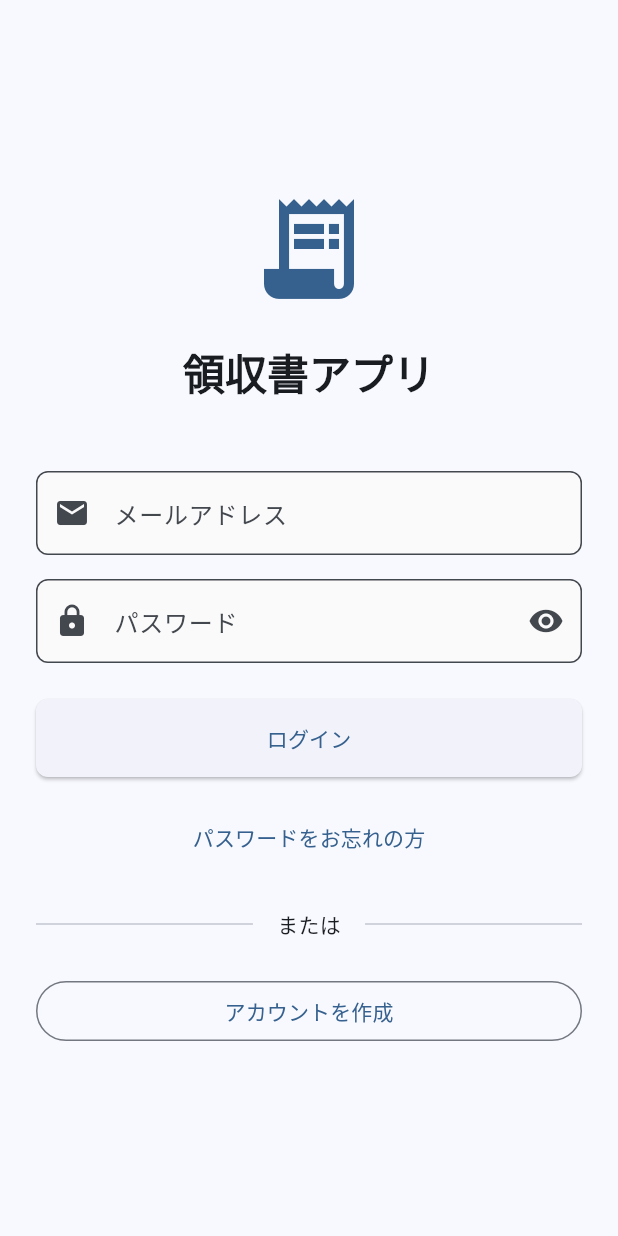
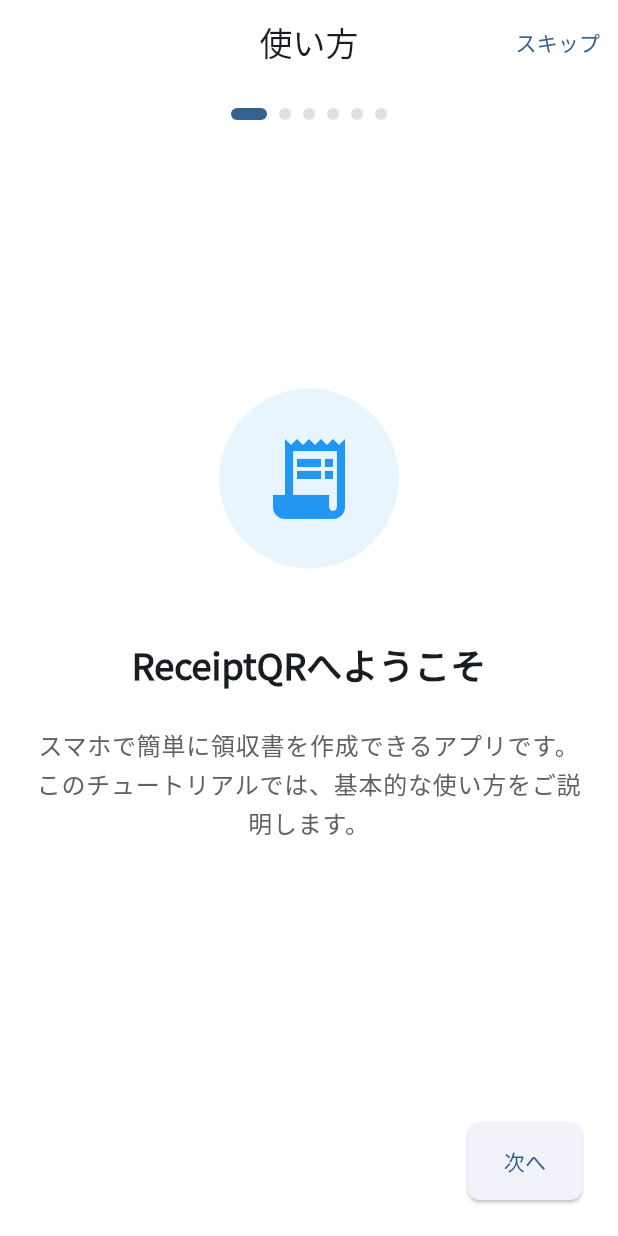
Before and after one commit to ay01sec/receipt_app, a Flutter app: the screen it shows after launch, on a phone screen of 412 x 824 dp. Run offline on Flutter 3.47's test engine with Material 3 defaults, Android fonts, the phone set to English and light mode, and no system bars; our stand-ins replace cloud_firestore, firebase_auth, firebase_core, firebase_storage, flutter_dotenv, flutter_markdown and 6 more; missing offline and left inert: purchases_flutter, syncfusion_flutter_pdfviewer; accounts and stored records are empty.

Commit message:
Add tutorial screen with first-launch detection
Implemented comprehensive tutorial/onboarding flow:

1. Tutorial Screen (lib/screens/tutorial/tutorial_screen.dart):
   - 6-page interactive tutorial with PageView
   - Pages cover:
     * Welcome and app introduction
     * Store information setup
     * Receipt creation process
     * PDF and QR code features
     * Premium plan details
     * Completion
   - Swipe navigation with page indicators
   - Skip button for experienced users
   - Back/Next navigation buttons

2. First Launch Detection (lib/main.dart):
   - Added SharedPreferences for first-launch tracking
   - Modified AuthWrapper to StatefulWidget
   - Check 'has_seen_tutorial' flag on app start
   - Display tutorial before login screen on first launch
   - Mark tutorial as seen after completion
   - Seamless transition to login screen after tutorial

3. Settings Integration (lib/screens/settings/settings_screen.dart):
   - Added "Help & Support" section
   - "How to Use" button to access tutorial anytime
   - Organized sections: Help, Legal Documents

4. Dependencies:
   - Added shared_preferences: ^2.2.2 to pubspec.yaml

Features:
- First-time users see tutorial before login
- Tutorial explains all major features with icons and descriptions
- Users can skip tutorial if desired
- Tutorial accessible from Settings at any time
- Clean, intuitive UI with Material Design 3

This ensures new users understand how to use the app before starting.

```diff
--- a/lib/main.dart
+++ b/lib/main.dart
@@ -2,12 +2,14 @@ import 'package:flutter/material.dart';
 import 'package:firebase_core/firebase_core.dart';
 import 'package:flutter_riverpod/flutter_riverpod.dart';
 import 'package:flutter_dotenv/flutter_dotenv.dart';
+import 'package:shared_preferences/shared_preferences.dart';
 import 'firebase_options.dart';
 import 'utils/constants.dart';
 import 'providers/auth_provider.dart';
 import 'screens/auth/login_screen.dart';
 import 'screens/main_navigation.dart';
 import 'screens/subscription/subscription_screen.dart';
+import 'screens/tutorial/tutorial_screen.dart';
 import 'services/revenue_cat_service.dart';
 
 void main() async {
@@ -108,11 +110,51 @@ class MyApp extends ConsumerWidget {
 }
 
 /// 認証状態に応じて画面を切り替えるラッパー
-class AuthWrapper extends ConsumerWidget {
+class AuthWrapper extends ConsumerStatefulWidget {
   const AuthWrapper({super.key});
 
   @override
-  Widget build(BuildContext context, WidgetRef ref) {
+  ConsumerState<AuthWrapper> createState() => _AuthWrapperState();
+}
+
+class _AuthWrapperState extends ConsumerState<AuthWrapper> {
+  bool _isFirstLaunch = true;
+  bool _isCheckingFirstLaunch = true;
+
+  @override
+  void initState() {
+    super.initState();
+    _checkFirstLaunch();
+  }
+
+  /// 初回起動かどうかをチェック
+  Future<void> _checkFirstLaunch() async {
+    final prefs = await SharedPreferences.getInstance();
+    final hasSeenTutorial = prefs.getBool('has_seen_tutorial') ?? false;
+
+    setState(() {
+      _isFirstLaunch = !hasSeenTutorial;
+      _isCheckingFirstLaunch = false;
+    });
+  }
+
+  /// チュートリアル完了時の処理
+  Future<void> _onTutorialComplete() async {
+    final prefs = await SharedPreferences.getInstance();
+    await prefs.setBool('has_seen_tutorial', true);
+
+    setState(() {
+      _isFirstLaunch = false;
+    });
+  }
+
+  @override
+  Widget build(BuildContext context) {
+    // 初回起動チェック中はスプラッシュ表示
+    if (_isCheckingFirstLaunch) {
+      return const SplashScreen();
+    }
+
     final authState = ref.watch(authStateProvider);
 
     return authState.when(
@@ -145,7 +187,14 @@ class AuthWrapper extends ConsumerWidget {
             },
           );
         } else {
-          // 未ログイン - ログイン画面を表示
+          // 未ログイン - 初回起動時はチュートリアル表示
+          if (_isFirstLaunch) {
+            return TutorialScreen(
+              onComplete: _onTutorialComplete,
+            );
+          }
+
+          // 2回目以降はログイン画面を表示
           return const LoginScreen();
         }
       },
--- a/lib/screens/settings/settings_screen.dart
+++ b/lib/screens/settings/settings_screen.dart
@@ -8,6 +8,7 @@ import '../../utils/constants.dart';
 import '../../utils/validators.dart';
 import '../subscription/subscription_screen.dart';
 import '../legal/legal_document_screen.dart';
+import '../tutorial/tutorial_screen.dart';
 
 class SettingsScreen extends ConsumerStatefulWidget {
   const SettingsScreen({super.key});
@@ -373,6 +374,34 @@ class _SettingsScreenState extends ConsumerState<SettingsScreen> {
                   const Divider(),
                   const SizedBox(height: UIConstants.paddingSmall),
 
+                  // ヘルプ・サポートセクション
+                  const Text(
+                    'ヘルプ・サポート',
+                    style: TextStyle(
+                      fontSize: 16,
+                      fontWeight: FontWeight.bold,
+                      color: Colors.grey,
+                    ),
+                  ),
+                  const SizedBox(height: UIConstants.paddingSmall),
+
+                  // 使い方（チュートリアル）
+                  TextButton.icon(
+                    onPressed: () {
+                      Navigator.of(context).push(
+                        MaterialPageRoute(
+                          builder: (context) => const TutorialScreen(),
+                        ),
+                      );
+                    },
+                    icon: const Icon(Icons.help_outline),
+                    label: const Text('使い方'),
+                  ),
+
+                  const SizedBox(height: UIConstants.paddingMedium),
+                  const Divider(),
+                  const SizedBox(height: UIConstants.paddingSmall),
+
                   // 法的文書セクション
                   const Text(
                     '法的文書',
--- /dev/null
+++ b/lib/screens/tutorial/tutorial_screen.dart
@@ -0,0 +1,277 @@
+import 'package:flutter/material.dart';
+import '../../utils/constants.dart';
+
+/// チュートリアル画面
+class TutorialScreen extends StatefulWidget {
+  /// 完了時のコールバック（オプション）
+  final VoidCallback? onComplete;
+
+  const TutorialScreen({
+    super.key,
+    this.onComplete,
+  });
+
+  @override
+  State<TutorialScreen> createState() => _TutorialScreenState();
+}
+
+class _TutorialScreenState extends State<TutorialScreen> {
+  final PageController _pageController = PageController();
+  int _currentPage = 0;
+
+  final List<_TutorialPage> _pages = [
+    _TutorialPage(
+      title: 'ReceiptQRへようこそ',
+      description: 'スマホで簡単に領収書を作成できるアプリです。\n'
+          'このチュートリアルでは、基本的な使い方をご説明します。',
+      icon: Icons.receipt_long,
+      iconColor: Colors.blue,
+    ),
+    _TutorialPage(
+      title: '1. 店舗情報を登録',
+      description: '最初に設定画面から店舗情報を登録しましょう。\n\n'
+          '• 店舗名\n'
+          '• 住所\n'
+          '• 電話番号\n'
+          '• インボイス番号\n'
+          '• 店舗印鑑画像（オプション）\n\n'
+          'これらの情報は領収書に自動的に印字されます。',
+      icon: Icons.store,
+      iconColor: Colors.green,
+    ),
+    _TutorialPage(
+      title: '2. 領収書を作成',
+      description: 'ホーム画面の「+」ボタンから領収書を作成できます。\n\n'
+          '必要な情報：\n'
+          '• 宛名（受取人名）\n'
+          '• 金額\n'
+          '• 但し書き\n'
+          '• 税率（8%または10%）\n\n'
+          '入力後、「作成」ボタンでPDFが自動生成されます。',
+      icon: Icons.edit_document,
+      iconColor: Colors.orange,
+    ),
+    _TutorialPage(
+      title: '3. PDFとQRコード',
+      description: '作成された領収書はPDF形式で保存されます。\n\n'
+          'QRコードをスキャンすると、PDF URLに直接アクセスできます。\n\n'
+          '• 共有ボタンでメールやLINEで送信\n'
+          '• ダウンロードして印刷\n'
+          '• クラウドに自動保存',
+      icon: Icons.qr_code_2,
+      iconColor: Colors.purple,
+    ),
+    _TutorialPage(
+      title: '4. プレミアムプラン',
+      description: 'プレミアムプランで全機能をご利用いただけます。\n\n'
+          '• 3日間無料トライアル\n'
+          '• 月額プラン: ¥500/月\n'
+          '• 年額プラン: ¥5,000/年（2ヶ月分お得）\n\n'
+          '設定画面の「プレミアムプラン」から登録できます。',
+      icon: Icons.workspace_premium,
+      iconColor: Colors.amber,
+    ),
+    _TutorialPage(
+      title: '準備完了！',
+      description: '以上でチュートリアルは終了です。\n\n'
+          '設定画面の「使い方」からいつでもこのチュートリアルを確認できます。\n\n'
+          'それでは、領収書作成を始めましょう！',
+      icon: Icons.check_circle,
+      iconColor: Colors.green,
+    ),
+  ];
+
+  @override
+  void dispose() {
+    _pageController.dispose();
+    super.dispose();
+  }
+
+  void _nextPage() {
+    if (_currentPage < _pages.length - 1) {
+      _pageController.nextPage(
+        duration: const Duration(milliseconds: 300),
+        curve: Curves.easeInOut,
+      );
+    } else {
+      _complete();
+    }
+  }
+
+  void _previousPage() {
+    if (_currentPage > 0) {
+      _pageController.previousPage(
+        duration: const Duration(milliseconds: 300),
+        curve: Curves.easeInOut,
+      );
+    }
+  }
+
+  void _complete() {
+    if (widget.onComplete != null) {
+      widget.onComplete!();
+    } else {
+      Navigator.of(context).pop();
+    }
+  }
+
+  @override
+  Widget build(BuildContext context) {
+    return Scaffold(
+      backgroundColor: Colors.white,
+      appBar: AppBar(
+        title: const Text('使い方'),
+        backgroundColor: Colors.white,
+        elevation: 0,
+        actions: [
+          TextButton(
+            onPressed: _complete,
+            child: const Text('スキップ'),
+          ),
+        ],
+      ),
+      body: Column(
+        children: [
+          // ページインジケーター
+          Padding(
+            padding: const EdgeInsets.symmetric(
+              horizontal: UIConstants.paddingLarge,
+              vertical: UIConstants.paddingMedium,
+            ),
+            child: Row(
+              mainAxisAlignment: MainAxisAlignment.center,
+              children: List.generate(
+                _pages.length,
+                (index) => Container(
+                  margin: const EdgeInsets.symmetric(horizontal: 4),
+                  width: _currentPage == index ? 24 : 8,
+                  height: 8,
+                  decoration: BoxDecoration(
+                    color: _currentPage == index
+                        ? Theme.of(context).colorScheme.primary
+                        : Colors.grey.shade300,
+                    borderRadius: BorderRadius.circular(4),
+                  ),
+                ),
+              ),
+            ),
+          ),
+
+          // ページビュー
+          Expanded(
+            child: PageView.builder(
+              controller: _pageController,
+              onPageChanged: (index) {
+                setState(() {
+                  _currentPage = index;
+                });
+              },
+              itemCount: _pages.length,
+              itemBuilder: (context, index) {
+                final page = _pages[index];
+                return _TutorialPageView(page: page);
+              },
+            ),
+          ),
+
+          // ナビゲーションボタン
+          Padding(
+            padding: const EdgeInsets.all(UIConstants.paddingLarge),
+            child: Row(
+              mainAxisAlignment: MainAxisAlignment.spaceBetween,
+              children: [
+                // 戻るボタン
+                if (_currentPage > 0)
+                  OutlinedButton(
+                    onPressed: _previousPage,
+                    child: const Text('戻る'),
+                  )
+                else
+                  const SizedBox(width: 80),
+
+                // 進む/完了ボタン
+                ElevatedButton(
+                  onPressed: _nextPage,
+                  child: Text(
+                    _currentPage == _pages.length - 1 ? '完了' : '次へ',
+                  ),
+                ),
+              ],
+            ),
+          ),
+        ],
+      ),
+    );
+  }
+}
+
+/// チュートリアルページのデータモデル
+class _TutorialPage {
+  final String title;
+  final String description;
+  final IconData icon;
+  final Color iconColor;
+
+  _TutorialPage({
+    required this.title,
+    required this.description,
+    required this.icon,
+    required this.iconColor,
+  });
+}
+
+/// チュートリアルページビュー
+class _TutorialPageView extends StatelessWidget {
+  final _TutorialPage page;
+
+  const _TutorialPageView({
+    required this.page,
+  });
+
+  @override
+  Widget build(BuildContext context) {
+    return Padding(
+      padding: const EdgeInsets.all(UIConstants.paddingLarge),
+      child: Column(
+        mainAxisAlignment: MainAxisAlignment.center,
+        children: [
+          // アイコン
+          Container(
+            width: 120,
+            height: 120,
+            decoration: BoxDecoration(
+              color: page.iconColor.withOpacity(0.1),
+              shape: BoxShape.circle,
+            ),
+            child: Icon(
+              page.icon,
+              size: 64,
+              color: page.iconColor,
+            ),
+          ),
+          const SizedBox(height: UIConstants.paddingLarge * 2),
+
+          // タイトル
+          Text(
+            page.title,
+            style: Theme.of(context).textTheme.headlineSmall?.copyWith(
+                  fontWeight: FontWeight.bold,
+                ),
+            textAlign: TextAlign.center,
+          ),
+          const SizedBox(height: UIConstants.paddingLarge),
+
+          // 説明文
+          Text(
+            page.description,
+            style: Theme.of(context).textTheme.bodyLarge?.copyWith(
+                  height: 1.6,
+                  color: Colors.grey.shade700,
+                ),
+            textAlign: TextAlign.center,
+          ),
+        ],
+      ),
+    );
+  }
+}
--- a/pubspec.yaml
+++ b/pubspec.yaml
@@ -42,6 +42,7 @@ dependencies:
   syncfusion_flutter_pdfviewer: ^28.1.33
   flutter_dotenv: ^5.1.0
   flutter_markdown: ^0.7.4+1
+  shared_preferences: ^2.2.2
 
 dev_dependencies:
   flutter_test:
```
